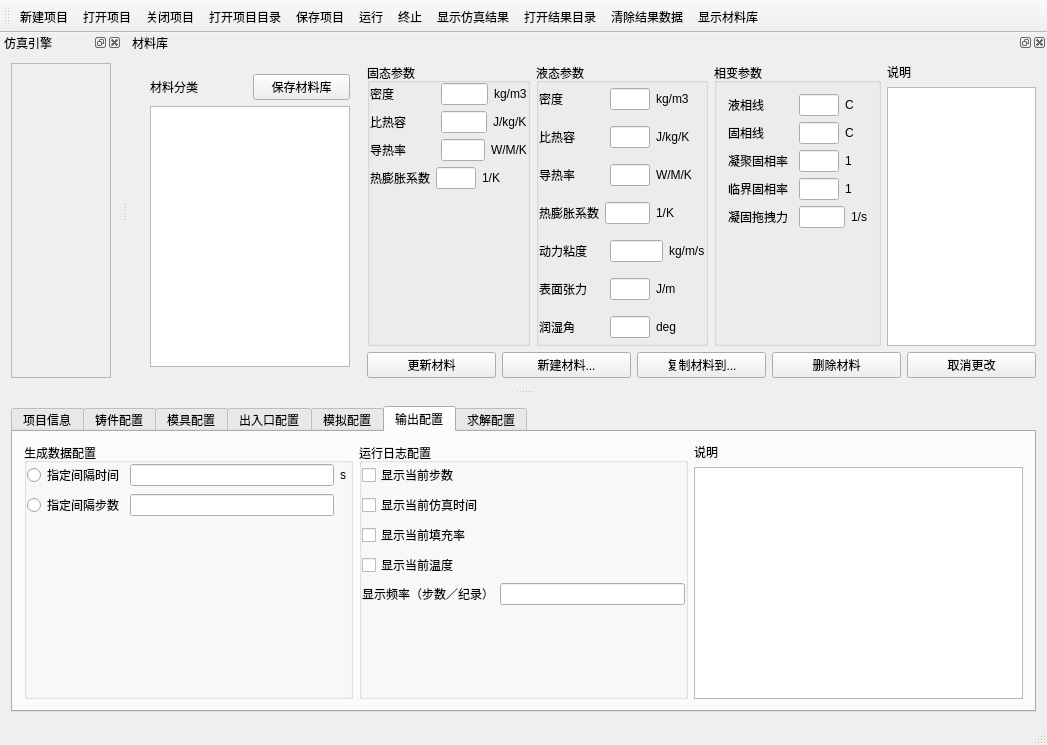
First picture: the form in mainwindow.ui, repository zyzzyva8421/rebecca, before the edit.
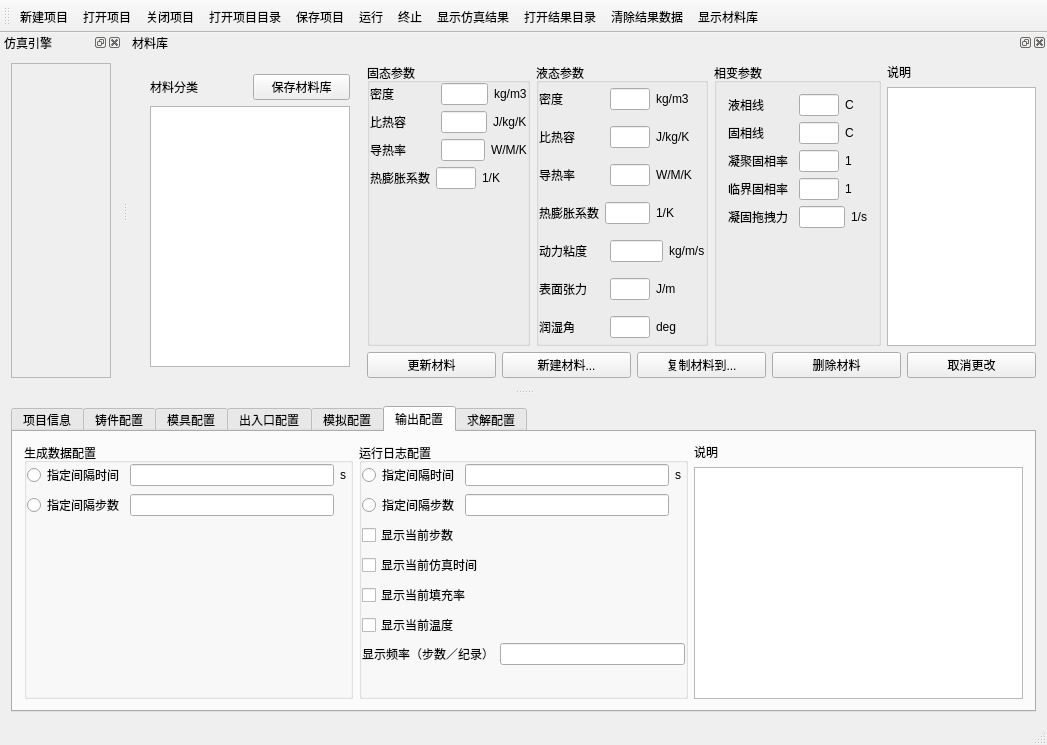
Second picture: the form after the edit. The open tabs and pages were chosen to show the change. Icons and pictures are not drawn. Custom widgets are drawn as their Qt base class.

The edit to the form file:
```diff
--- a/mainwindow.ui
+++ b/mainwindow.ui
@@ -2813,6 +2813,136 @@
            <property name="bottomMargin">
             <number>0</number>
            </property>
+           <item>
+            <widget class="QFrame" name="frame_78">
+             <property name="sizePolicy">
+              <sizepolicy hsizetype="Preferred" vsizetype="Minimum">
+               <horstretch>0</horstretch>
+               <verstretch>0</verstretch>
+              </sizepolicy>
+             </property>
+             <property name="frameShape">
+              <enum>QFrame::NoFrame</enum>
+             </property>
+             <property name="frameShadow">
+              <enum>QFrame::Raised</enum>
+             </property>
+             <layout class="QHBoxLayout" name="horizontalLayout_77">
+              <property name="leftMargin">
+               <number>0</number>
+              </property>
+              <property name="topMargin">
+               <number>0</number>
+              </property>
+              <property name="rightMargin">
+               <number>0</number>
+              </property>
+              <property name="bottomMargin">
+               <number>0</number>
+              </property>
+              <item>
+               <widget class="QRadioButton" name="radioButton_LoggingIntervalTimeOn">
+                <property name="text">
+                 <string>指定间隔时间</string>
+                </property>
+               </widget>
+              </item>
+              <item>
+               <widget class="QLineEdit" name="lineEdit_LoggingIntervalTimeOnConf"/>
+              </item>
+              <item>
+               <widget class="QLabel" name="label_100">
+                <property name="sizePolicy">
+                 <sizepolicy hsizetype="Fixed" vsizetype="Preferred">
+                  <horstretch>0</horstretch>
+                  <verstretch>0</verstretch>
+                 </sizepolicy>
+                </property>
+                <property name="minimumSize">
+                 <size>
+                  <width>10</width>
+                  <height>0</height>
+                 </size>
+                </property>
+                <property name="maximumSize">
+                 <size>
+                  <width>10</width>
+                  <height>16777215</height>
+                 </size>
+                </property>
+                <property name="text">
+                 <string>s</string>
+                </property>
+               </widget>
+              </item>
+             </layout>
+            </widget>
+           </item>
+           <item>
+            <widget class="QFrame" name="frame_80">
+             <property name="sizePolicy">
+              <sizepolicy hsizetype="Preferred" vsizetype="Minimum">
+               <horstretch>0</horstretch>
+               <verstretch>0</verstretch>
+              </sizepolicy>
+             </property>
+             <property name="frameShape">
+              <enum>QFrame::NoFrame</enum>
+             </property>
+             <property name="frameShadow">
+              <enum>QFrame::Raised</enum>
+             </property>
+             <layout class="QHBoxLayout" name="horizontalLayout_78">
+              <property name="leftMargin">
+               <number>0</number>
+              </property>
+              <property name="topMargin">
+               <number>0</number>
+              </property>
+              <property name="rightMargin">
+               <number>0</number>
+              </property>
+              <property name="bottomMargin">
+               <number>0</number>
+              </property>
+              <item>
+               <widget class="QRadioButton" name="radioButton_LoggingIntervalStepOn">
+                <property name="text">
+                 <string>指定间隔步数</string>
+                </property>
+               </widget>
+              </item>
+              <item>
+               <widget class="QLineEdit" name="lineEdit_LoggingIntervalStepOnConf"/>
+              </item>
+              <item>
+               <widget class="QLabel" name="label_101">
+                <property name="sizePolicy">
+                 <sizepolicy hsizetype="Fixed" vsizetype="Preferred">
+                  <horstretch>0</horstretch>
+                  <verstretch>0</verstretch>
+                 </sizepolicy>
+                </property>
+                <property name="minimumSize">
+                 <size>
+                  <width>10</width>
+                  <height>0</height>
+                 </size>
+                </property>
+                <property name="maximumSize">
+                 <size>
+                  <width>10</width>
+                  <height>16777215</height>
+                 </size>
+                </property>
+                <property name="text">
+                 <string/>
+                </property>
+               </widget>
+              </item>
+             </layout>
+            </widget>
+           </item>
            <item>
             <widget class="QCheckBox" name="checkBox_LoggingCurrentStepOn">
              <property name="text">
```
Left out of the diff: 2 changed lines with no effect on the pictures.
